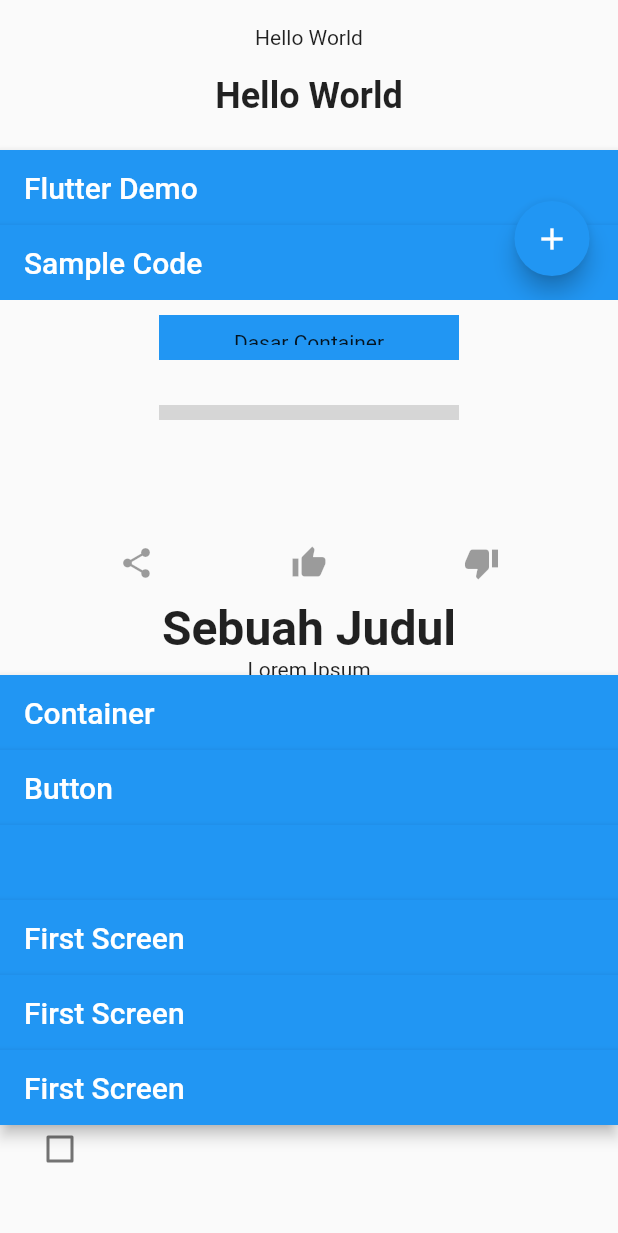
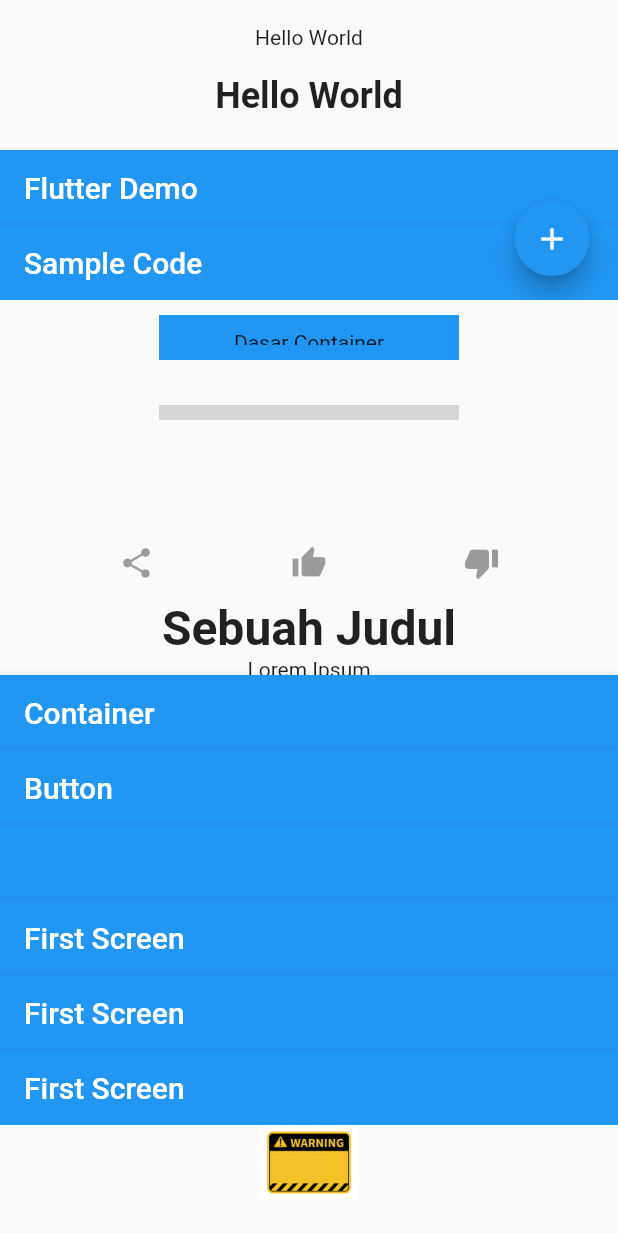
Before and after one commit to ahmaduunnail/flutter-widget, a Flutter app: the screen it shows after launch, on a phone screen of 412 x 824 dp. Shown: the top 1233 px of the screen. Run offline on Flutter 3.47's test engine with Material 2 defaults, Android fonts, the phone set to English and light mode, and no system bars; network calls fail; grey boxes are pictures that could not be loaded.

Commit message:
Add Image

```diff
--- /dev/null
+++ b/lib/image.dart
@@ -0,0 +1,16 @@
+import 'package:flutter/material.dart';
+
+class ImageLocal extends StatelessWidget {
+  @override
+  Widget build(BuildContext context) {
+    return Scaffold(
+      body: Center(
+        child: Image.asset(
+          'assets/download.png',
+          width: 200,
+          height: 200,
+        ),
+      ),
+    );
+  }
+}
--- a/lib/main.dart
+++ b/lib/main.dart
@@ -6,6 +6,7 @@ import 'ContainerWidget.dart';
 import 'RowandColumn.dart';
 import 'Button.dart';
 import 'InputWidget.dart';
+import 'image.dart';
 
 void main() {
   runApp(App());
@@ -78,6 +79,10 @@ class App extends StatelessWidget {
             Container(
               height: 50,
               child: Checkboxbtn(),
+            ),
+            Container(
+              height: 50,
+              child: ImageLocal(),
             )
           ]),
         ),
--- a/pubspec.yaml
+++ b/pubspec.yaml
@@ -42,12 +42,17 @@ flutter:
   # The following line ensures that the Material Icons font is
   # included with your application, so that you can use the icons in
   # the material Icons class.
+
   uses-material-design: true
 
   # To add assets to your application, add an assets section, like this:
   # assets:
   #   - images/a_dot_burr.jpeg
   #   - images/a_dot_ham.jpeg
+
+
+  assets:
+    - assets/
 
   # An image asset can refer to one or more resolution-specific "variants", see
   # https://flutter.dev/assets-and-images/#resolution-aware.
```
Also changed, not shown: assets/download.png (added).
